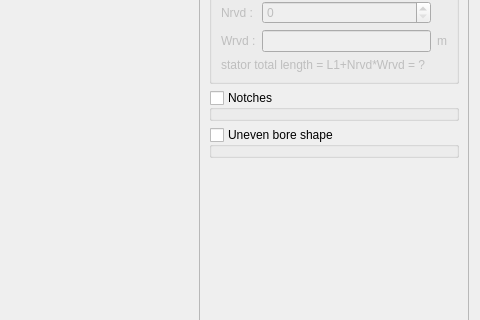
First picture: the form in pyleecan/GUI/Dialog/DMachineSetup/SLamShape/SLamShape.ui, repository Eomys/pyleecan, before the edit; both pictures show x 603 to 1083 and y 200 to 520 of the 1083 by 846 pixel window.
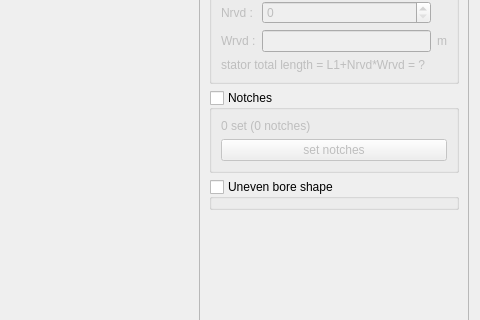
Second picture: the form after the edit. Custom widgets are drawn as their Qt base class.

Commit message: [WIP] Adding widgets for Notches

```diff
--- a/pyleecan/GUI/Dialog/DMachineSetup/SLamShape/SLamShape.ui
+++ b/pyleecan/GUI/Dialog/DMachineSetup/SLamShape/SLamShape.ui
@@ -58,7 +58,7 @@
           <height>788</height>
          </rect>
         </property>
-        <layout class="QVBoxLayout" name="verticalLayout_3">
+        <layout class="QVBoxLayout" name="verticalLayout_5">
          <item>
           <layout class="QGridLayout" name="gridLayout_2">
            <item row="1" column="0">
@@ -251,6 +251,22 @@
            <property name="checked">
             <bool>false</bool>
            </property>
+           <layout class="QVBoxLayout" name="verticalLayout_3">
+            <item>
+             <widget class="QLabel" name="out_notch">
+              <property name="text">
+               <string>0 set (0 notches)</string>
+              </property>
+             </widget>
+            </item>
+            <item>
+             <widget class="QPushButton" name="b_notch">
+              <property name="text">
+               <string>set notches</string>
+              </property>
+             </widget>
+            </item>
+           </layout>
           </widget>
          </item>
          <item>
```
The commit also changes 6 other files.
